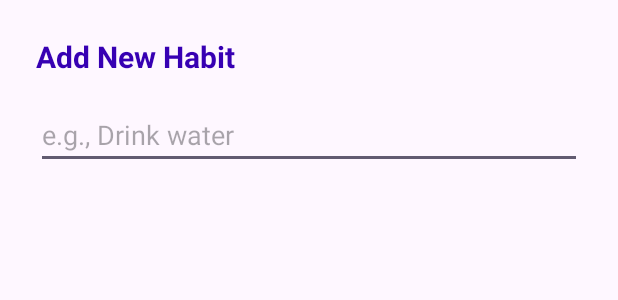
After one commit to dilmithp/medicare-kotlin-Labexam3, an Android app: the layout dialog_add_habit.xml on its own in the app's theme, with its tools: preview values and no code run, on a phone screen of 412 x 824 dp. The commit adds this screen. Shown: the top 300 px of the screen. Run offline under Robolectric (Android 15) with nearby library versions, the phone set to English and light mode, and no system bars.

Commit message:
habbit add view

```diff
--- /dev/null
+++ b/app/src/main/res/layout/dialog_add_habit.xml
@@ -0,0 +1,23 @@
+<?xml version="1.0" encoding="utf-8"?>
+<LinearLayout xmlns:android="http://schemas.android.com/apk/res/android"
+    android:layout_width="match_parent"
+    android:layout_height="wrap_content"
+    android:orientation="vertical"
+    android:padding="24dp">
+
+    <TextView
+        android:layout_width="wrap_content"
+        android:layout_height="wrap_content"
+        android:layout_marginBottom="16dp"
+        android:text="Add New Habit"
+        android:textColor="@color/colorPrimaryDark"
+        android:textSize="20sp"
+        android:textStyle="bold" />
+
+    <EditText
+        android:id="@+id/edit_text_habit_name"
+        android:layout_width="match_parent"
+        android:layout_height="wrap_content"
+        android:hint="e.g., Drink water" />
+
+</LinearLayout>
```
Also changed, not shown: app/src/main/java/com/labexam3/dilmith/HabitAdapter.kt (+17 -1 lines), app/src/main/java/com/labexam3/dilmith/HabitsFragment.kt (+69 -10 lines).
